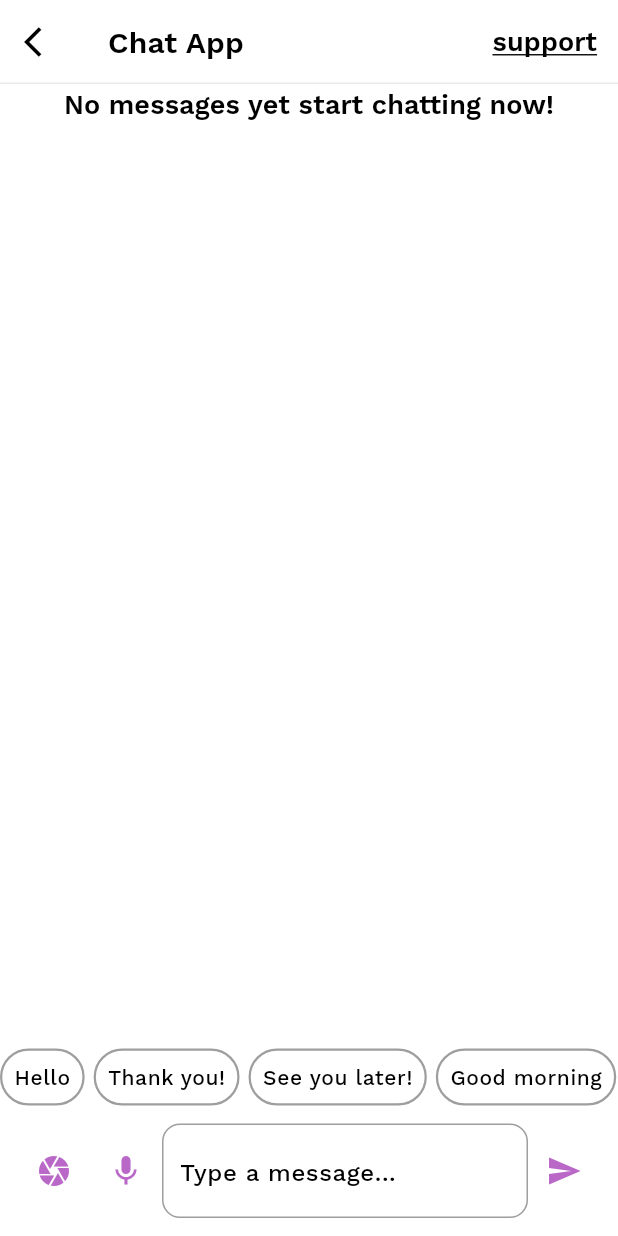
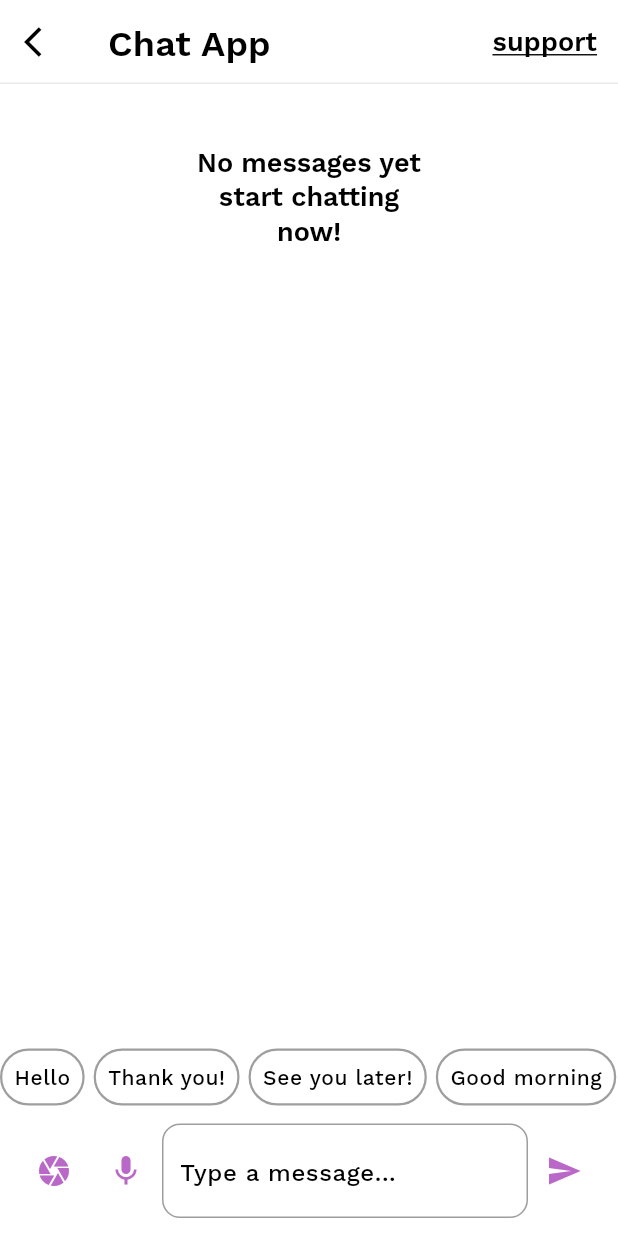
Before and after one commit to Cglassm/chat_app, a Flutter app: the ChatView screen opened directly, after a tap on "support", on a phone screen of 412 x 824 dp. Run offline on Flutter 3.47's test engine with Material 2 defaults, Android fonts, the phone set to English and light mode, and no system bars; our stand-ins replace bloc, equatable, flutter_bloc, flutter_svg, go_router, image_cropper and 1 more; generated files the repository leaves out were written again.

Commit message:
ui enhancements

```diff
--- a/lib/chat/view/chat_view.dart
+++ b/lib/chat/view/chat_view.dart
@@ -119,7 +119,11 @@ class _ChatBodyState extends State<_ChatBody> {
             ),
           )
         else
-          const EmptyChatBody(),
+          const SizedBox(
+            height: CHSpacing.s150,
+            width: CHSpacing.s150,
+            child: EmptyChatBody(),
+          ),
         ChatInputBar(),
       ],
     );
--- a/lib/chat/widgets/empty_chat_body.dart
+++ b/lib/chat/widgets/empty_chat_body.dart
@@ -9,7 +9,7 @@ class EmptyChatBody extends StatelessWidget {
     return Center(
       child: Text(
         context.l10n.noMessagesText,
-        style: Theme.of(context).textTheme.bodyMedium,
+        style: Theme.of(context).textTheme.headlineMedium,
         textAlign: TextAlign.center,
       ),
     );
--- a/packages/chat_app_ui/lib/src/widgets/chat_app_app_bar.dart
+++ b/packages/chat_app_ui/lib/src/widgets/chat_app_app_bar.dart
@@ -69,7 +69,7 @@ class CHAppBar extends AppBar {
                   children: [
                     Text(
                       textTitle,
-                      style: CHTextStyle.displaySmall,
+                      style: CHTextStyle.displayMedium,
                       textAlign: TextAlign.left,
                     ),
                   ],
```
